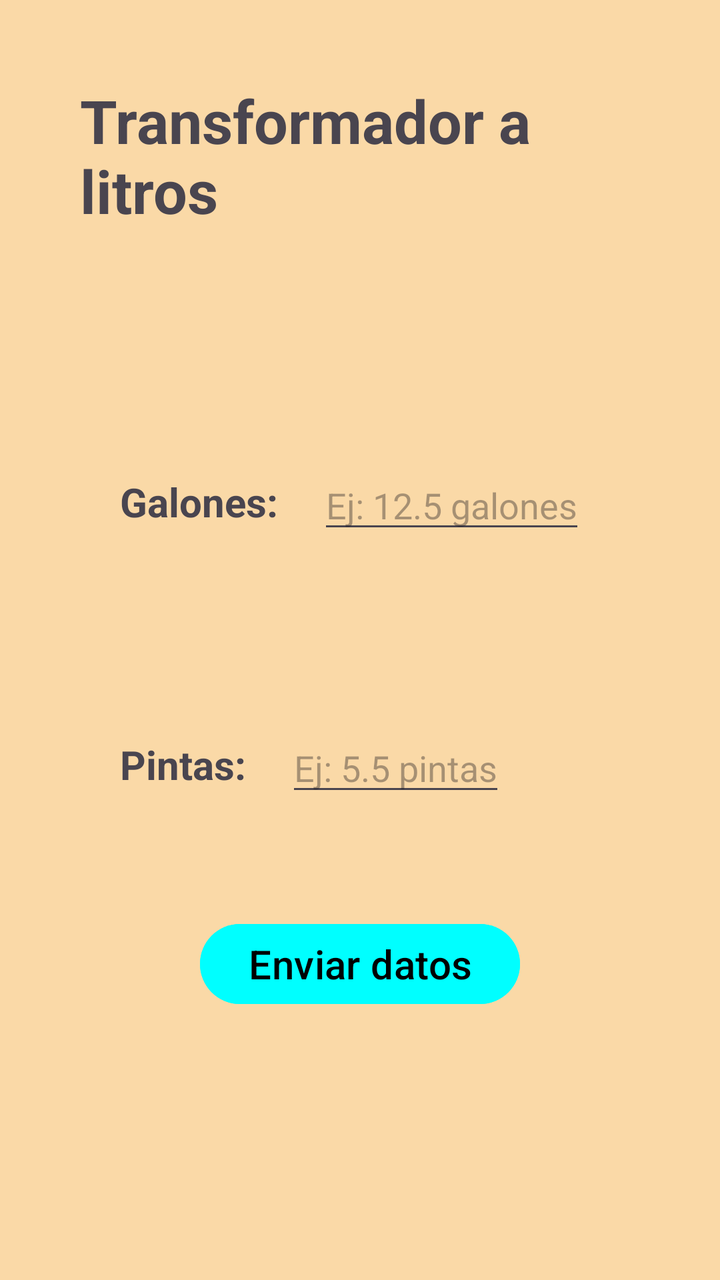
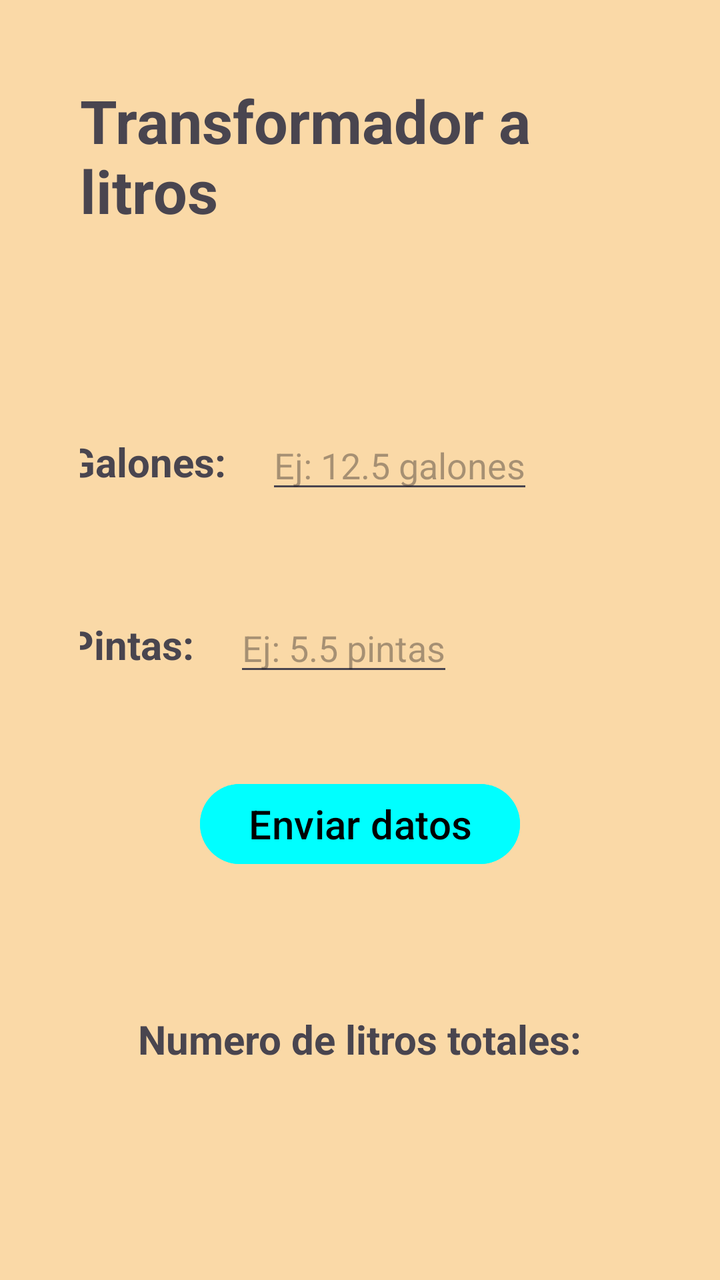

Compare the two renders of this Android layout. The source of the first and the diff that turns it into the second are given below.
<!-- AndroidManifest.xml: application theme Theme.A12EjercicioDeExamen -->
<!-- res/layout/activity_main.xml -->
<?xml version="1.0" encoding="utf-8"?>
<androidx.constraintlayout.widget.ConstraintLayout xmlns:android="http://schemas.android.com/apk/res/android"
    xmlns:app="http://schemas.android.com/apk/res-auto"
    xmlns:tools="http://schemas.android.com/tools"
    android:id="@+id/main"
    android:layout_width="match_parent"
    android:layout_height="match_parent"
    tools:context=".MainActivity"
    android:background="@color/salmon"
    android:padding="40dp">

    <TextView
        android:id="@+id/titulo"
        android:layout_width="wrap_content"
        android:layout_height="wrap_content"
        android:text="@string/Titulo"
        app:layout_constraintEnd_toEndOf="parent"
        app:layout_constraintStart_toStartOf="parent"
        app:layout_constraintTop_toTopOf="parent"
        android:textSize="30sp"
        android:textStyle="bold"/>


    <LinearLayout
        android:id="@+id/lNGalones"
        android:layout_width="wrap_content"
        android:layout_height="wrap_content"
        android:orientation="horizontal"
        android:gravity="center"
        app:layout_constraintTop_toBottomOf="@id/titulo"
        android:layout_marginTop="95dp"
        android:padding="20dp">

        <TextView
            android:id="@+id/Galones"
            android:layout_width="wrap_content"
            android:layout_height="wrap_content"
            android:text="@string/Galones"
            android:textSize="20sp"
            android:textStyle="bold"/>

        <EditText
            android:id="@+id/GalonesRecoger"
            android:layout_width="wrap_content"
            android:layout_height="wrap_content"
            android:hint="@string/GalonesRecoger"
            android:layout_marginStart="20dp"
            android:inputType="number"
            />

    </LinearLayout>

    <LinearLayout
        android:id="@+id/lNPintas"
        android:layout_width="wrap_content"
        android:layout_height="wrap_content"
        android:orientation="horizontal"
        android:gravity="center"
        app:layout_constraintTop_toBottomOf="@id/lNGalones"
        android:layout_marginTop="50dp"
        android:padding="20dp">

        <TextView
            android:id="@+id/Pintas"
            android:layout_width="wrap_content"
            android:layout_height="wrap_content"
            android:text="@string/Pintas"
            android:textSize="20sp"
            android:textStyle="bold"/>

        <EditText
            android:id="@+id/PintasRecoger"
            android:layout_width="wrap_content"
            android:layout_height="wrap_content"
            android:hint="@string/PintasRecoger"
            android:layout_marginStart="20dp"
            android:inputType="number"
            />
    </LinearLayout>

    <Button
        android:id="@+id/Boton"
        android:layout_width="wrap_content"
        android:layout_height="wrap_content"
        android:backgroundTint="@color/cian"
        app:layout_constraintTop_toBottomOf="@id/lNPintas"
        app:layout_constraintStart_toStartOf="parent"
        app:layout_constraintEnd_toEndOf="parent"
        android:layout_marginTop="35dp"
        android:text="@string/Boton1"
        android:textColor="@color/black"
        android:textSize="20sp"/>







</androidx.constraintlayout.widget.ConstraintLayout>
<!-- resources referenced by this layout -->
<resources>
  <color name="black">#FF000000</color>
  <color name="cian">#00FFFF</color>
  <color name="salmon">#FAD9A7</color>
  <string name="Boton1">Enviar datos</string>
  <string name="Galones">Galones:</string>
  <string name="GalonesRecoger">Ej: 12.5 galones</string>
  <string name="Pintas">Pintas:</string>
  <string name="PintasRecoger">Ej: 5.5 pintas</string>
  <string name="Titulo">Transformador a litros</string>
  <style name="Theme.A12EjercicioDeExamen" parent="Base.Theme.A12EjercicioDeExamen" />
  <style name="Base.Theme.A12EjercicioDeExamen" parent="Theme.Material3.DayNight.NoActionBar">
          
          
      </style>
</resources>

<!-- the commit's change to res/layout/activity_main.xml (unified diff, before → after) -->
@@ -28,8 +28,11 @@
         android:orientation="horizontal"
         android:gravity="center"
         app:layout_constraintTop_toBottomOf="@id/titulo"
+        app:layout_constraintStart_toStartOf="parent"
+        app:layout_constraintEnd_toEndOf="parent"
         android:layout_marginTop="95dp"
-        android:padding="20dp">
+        android:layout_marginEnd="60dp"
+       >
 
         <TextView
             android:id="@+id/Galones"
@@ -37,7 +40,8 @@
             android:layout_height="wrap_content"
             android:text="@string/Galones"
             android:textSize="20sp"
-            android:textStyle="bold"/>
+            android:textStyle="bold"
+            />
 
         <EditText
             android:id="@+id/GalonesRecoger"
@@ -45,7 +49,7 @@
             android:layout_height="wrap_content"
             android:hint="@string/GalonesRecoger"
             android:layout_marginStart="20dp"
-            android:inputType="number"
+            android:inputType="numberDecimal"
             />
 
     </LinearLayout>
@@ -57,8 +61,9 @@
         android:orientation="horizontal"
         android:gravity="center"
         app:layout_constraintTop_toBottomOf="@id/lNGalones"
+        app:layout_constraintStart_toStartOf="@id/lNGalones"
         android:layout_marginTop="50dp"
-        android:padding="20dp">
+       >
 
         <TextView
             android:id="@+id/Pintas"
@@ -74,7 +79,7 @@
             android:layout_height="wrap_content"
             android:hint="@string/PintasRecoger"
             android:layout_marginStart="20dp"
-            android:inputType="number"
+            android:inputType="numberDecimal"
             />
     </LinearLayout>
 
@@ -86,10 +91,22 @@
         app:layout_constraintTop_toBottomOf="@id/lNPintas"
         app:layout_constraintStart_toStartOf="parent"
         app:layout_constraintEnd_toEndOf="parent"
-        android:layout_marginTop="35dp"
+        android:layout_marginTop="45dp"
         android:text="@string/Boton1"
         android:textColor="@color/black"
         android:textSize="20sp"/>
+
+    <TextView
+        android:id="@+id/Solucion"
+        android:layout_width="wrap_content"
+        android:layout_height="wrap_content"
+        app:layout_constraintTop_toBottomOf="@id/Boton"
+        app:layout_constraintStart_toStartOf="parent"
+        app:layout_constraintEnd_toEndOf="parent"
+        android:layout_marginTop="70dp"
+        android:text="@string/Solucion"
+        android:textSize="20sp"
+        android:textStyle="bold"/>
 
 
 
<!-- resource entries referenced after the edit -->
@@ -8,6 +8,7 @@
   <string name="GalonesRecoger">Ej: 12.5 galones</string>
   <string name="Pintas">Pintas:</string>
   <string name="PintasRecoger">Ej: 5.5 pintas</string>
+  <string name="Solucion">Numero de litros totales: </string>
   <string name="Titulo">Transformador a litros</string>
   <style name="Theme.A12EjercicioDeExamen" parent="Base.Theme.A12EjercicioDeExamen" />
   <style name="Base.Theme.A12EjercicioDeExamen" parent="Theme.Material3.DayNight.NoActionBar">
